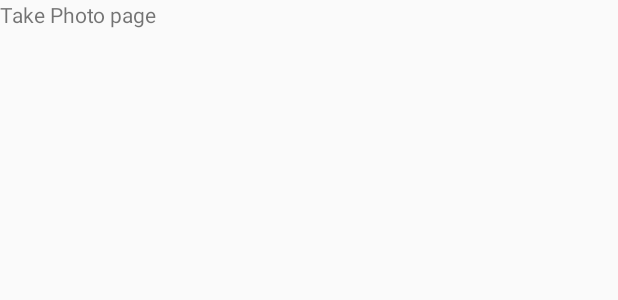
After one commit to aticfox/Gourmand-study-project, an Android app: the layout activity_take_photo.xml on its own in the app's theme, with its tools: preview values and no code run, on a phone screen of 412 x 824 dp. The commit adds this screen. Shown: the top 300 px of the screen. Run offline under Robolectric (Android 15) with nearby library versions, the phone set to English and light mode, and no system bars.

Commit message:
linked action to take photo screen

```diff
--- a/Gourmand/app/src/main/AndroidManifest.xml
+++ b/Gourmand/app/src/main/AndroidManifest.xml
@@ -16,6 +16,7 @@
                 <category android:name="android.intent.category.LAUNCHER" />
             </intent-filter>
         </activity>
+        <activity android:name=".activity.TakePhotoActivity"></activity>
     </application>
 
 </manifest>
--- a/Gourmand/app/src/main/java/com/artie/gourmand/activity/MainActivity.java
+++ b/Gourmand/app/src/main/java/com/artie/gourmand/activity/MainActivity.java
@@ -1,5 +1,6 @@
 package com.artie.gourmand.activity;
 
+import android.content.Intent;
 import android.os.Bundle;
 import android.support.v7.app.ActionBar;
 import android.support.v7.app.AppCompatActivity;
@@ -66,7 +67,11 @@
                     .detach(profileFragment)
                     .attach(feedFragment)
                     .commit();
+        } else if (item.getItemId() == android.R.id.home) {
+            Intent intent = new Intent(MainActivity.this, TakePhotoActivity.class);
+            startActivity(intent);
         }
+
         return super.onOptionsItemSelected(item);
     }
 }
--- /dev/null
+++ b/Gourmand/app/src/main/res/layout/activity_take_photo.xml
@@ -0,0 +1,14 @@
+<?xml version="1.0" encoding="utf-8"?>
+<android.support.constraint.ConstraintLayout xmlns:android="http://schemas.android.com/apk/res/android"
+    xmlns:app="http://schemas.android.com/apk/res-auto"
+    xmlns:tools="http://schemas.android.com/tools"
+    android:layout_width="match_parent"
+    android:layout_height="match_parent"
+    tools:context="com.artie.gourmand.activity.TakePhotoActivity">
+
+    <TextView
+        android:text="Take Photo page"
+        android:layout_width="wrap_content"
+        android:layout_height="wrap_content" />
+
+</android.support.constraint.ConstraintLayout>
```
Also changed, not shown: Gourmand/app/src/main/java/com/artie/gourmand/activity/TakePhotoActivity.java (added, +15 -0 lines).
